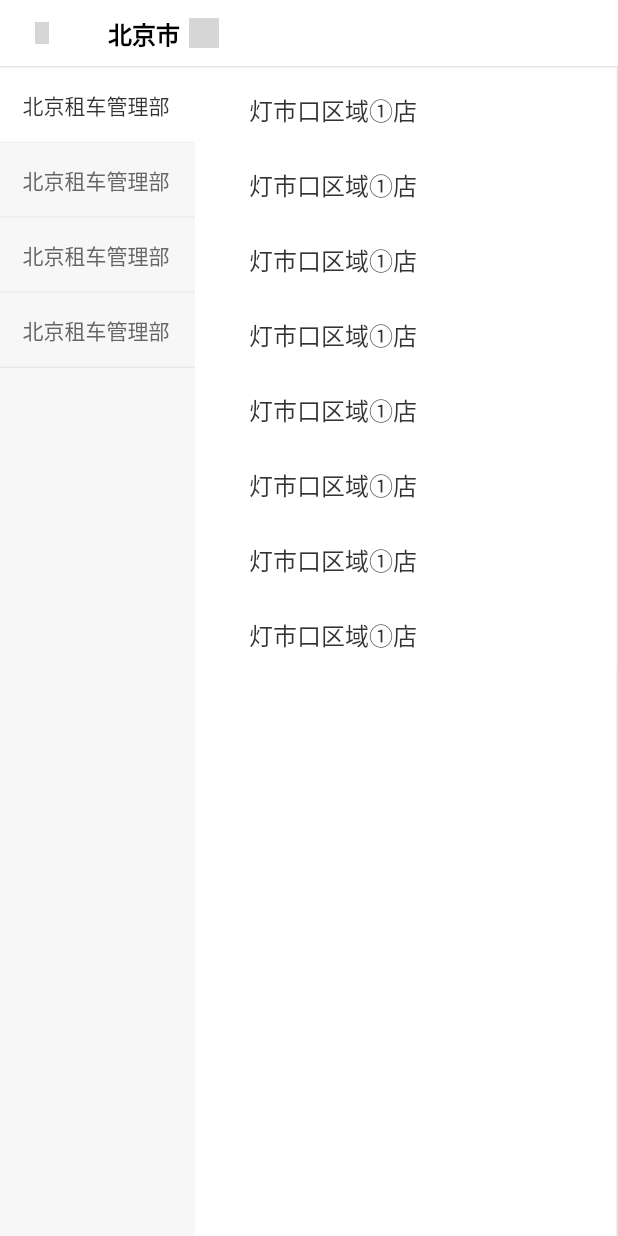
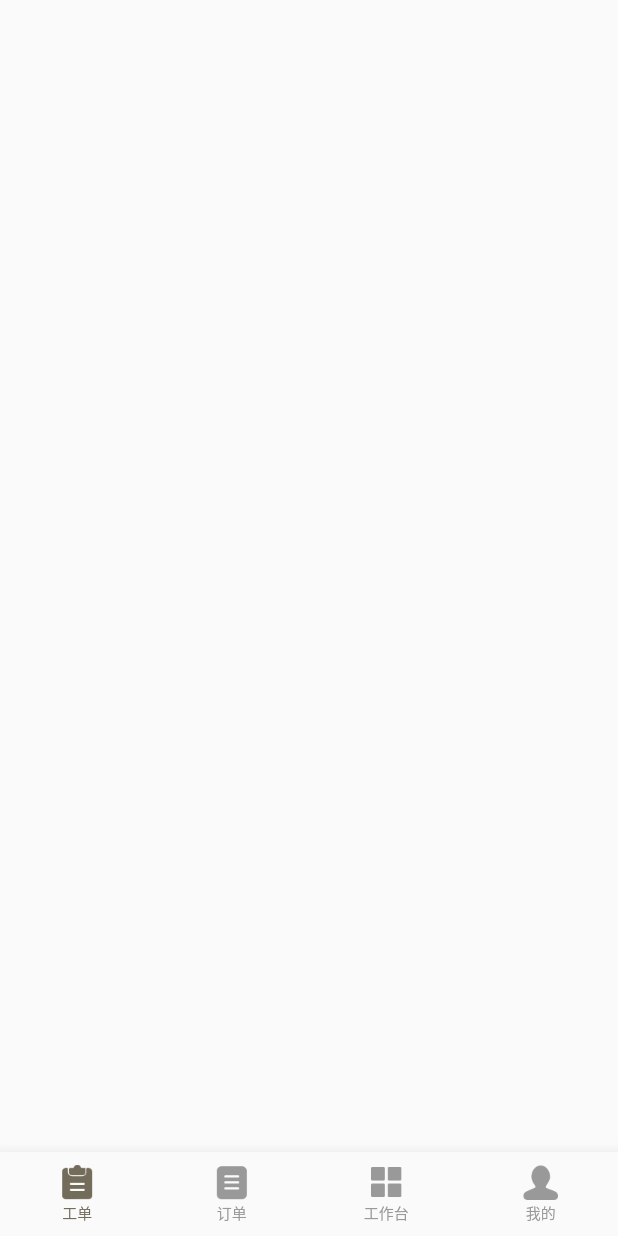
Before and after one commit to AnleSu/flutter_city_select, a Flutter app: the SelectAreaPage screen opened directly, after a tap on "灯市口区域①店", on a phone screen of 412 x 824 dp. Run offline on Flutter 3.47's test engine with Material 2 defaults, Android fonts, the phone set to English and light mode, and no system bars; missing offline and left inert: flustars; grey boxes are pictures that could not be loaded.

Commit message:
添加首页 四个tabbar页面的类

```diff
--- a/lib/pages/select_area_page.dart
+++ b/lib/pages/area_list/select_area_page.dart
@@ -1,15 +1,24 @@
 import 'package:flutter/cupertino.dart';
 import 'package:flutter/material.dart';
-import '../widgets/navigator_bar.dart';
-import 'area_list/area_list_model.dart';
-import 'select_city_page.dart';
+import '../../widgets/navigator_bar.dart';
+import 'area_list_model.dart';
+import '../city_list/select_city_page.dart';
+import '../home_tabbar/home_page.dart';
+
+typedef AreaSelectedCallback = void Function(DeptList deptList);
 
 class SelectAreaPage extends StatefulWidget {
+  AreaSelectedCallback callback;
+
+  SelectAreaPage({this.callback});
+
   @override
   _SelectAreaPageState createState() => _SelectAreaPageState();
 }
 
 class _SelectAreaPageState extends State<SelectAreaPage> {
+  String cityName = '北京市';
+
   @override
   void initState() {
     // TODO: implement initState
@@ -23,7 +32,13 @@ class _SelectAreaPageState extends State<SelectAreaPage> {
         titleWidget: InkWell(
           onTap: () {
             Navigator.push(context, MaterialPageRoute(builder: (context) {
-              return SelectCityPage();
+              return SelectCityPage(
+                callback: (selectedCityName) {
+                  setState(() {
+                    cityName = selectedCityName;
+                  });
+                },
+              );
             }));
           },
           child: Row(
@@ -31,7 +46,7 @@ class _SelectAreaPageState extends State<SelectAreaPage> {
             mainAxisSize: MainAxisSize.min,
             children: <Widget>[
               Text(
-                '北京市',
+                cityName,
                 textAlign: TextAlign.center,
                 style: TextStyle(
                     fontSize: 16,
@@ -58,11 +73,19 @@ class _SelectAreaPageState extends State<SelectAreaPage> {
               callback: (index) {
                 print(index);
               },
+            ),
+            RightDeptList(
+              callback: (index) {
+//                widget.callback(deptlist);
+                print('area right selected index is ' + index.toString());
+                Navigator.push(context, MaterialPageRoute(builder: (context) {
+                  return HomePage(
 
+                  );
+                }));
+
+              },
             ),
-            RightDeptList(callback: (index) {
-              print(index);
-            },),
           ],
         ),
       ),
@@ -72,8 +95,10 @@ class _SelectAreaPageState extends State<SelectAreaPage> {
 
 //左侧导航
 class LeftCategoryNav extends StatefulWidget {
+  final Function callback;
+
   LeftCategoryNav({Key key, this.callback}) : super(key: key);
-  final Function callback;
+
 
   @override
   _LeftCategoryNavState createState() => _LeftCategoryNavState();
@@ -92,8 +117,7 @@ class _LeftCategoryNavState extends State<LeftCategoryNav> {
   Widget build(BuildContext context) {
     return Container(
       width: 130,
-      decoration: BoxDecoration(
-          color: Color(0xFFF7F7F7)
+      decoration: BoxDecoration(color: Color(0xFFF7F7F7)
 //          border: Border(right: BorderSide(width: 1, color: Colors.black12))
           ),
       child: ListView.builder(
@@ -141,26 +165,6 @@ class RightDeptList extends StatelessWidget {
 
   @override
   Widget build(BuildContext context) {
-    // TODO: implement build
-    return Expanded(
-      child: Container(
-        width: 245,
-        decoration: BoxDecoration(
-            border: Border(right: BorderSide(width: 1, color: Colors.black12)),
-            color: Colors.white
-        ),
-
-        child: ListView.builder(
-//        itemCount: list.length,
-          itemCount: 8,
-          itemBuilder: (BuildContext context, int index) {
-            return _rightInkWell(index);
-          },
-        ),
-      ),
-    );
-    ;
-  }
 
     Widget _rightInkWell(index) {
       bool isClick = false;
@@ -168,10 +172,13 @@ class RightDeptList extends StatelessWidget {
       return InkWell(
         onTap: () {
           this.callback(index);
+
         },
         child: Container(
           height: 50,
-        padding: EdgeInsets.only(left: 20,),
+          padding: EdgeInsets.only(
+            left: 20,
+          ),
           decoration: BoxDecoration(
             color: Colors.white,
 //          border: Border(bottom: BorderSide(width: 1, color: Colors.black12)),
@@ -198,4 +205,25 @@ class RightDeptList extends StatelessWidget {
         ),
       );
     }
+
+    // TODO: implement build
+    return Expanded(
+      child: Container(
+        width: 245,
+        decoration: BoxDecoration(
+            border: Border(right: BorderSide(width: 1, color: Colors.black12)),
+            color: Colors.white),
+        child: ListView.builder(
+//        itemCount: list.length,
+          itemCount: 8,
+          itemBuilder: (BuildContext context, int index) {
+            return _rightInkWell(index);
+          },
+        ),
+      ),
+    );
+    ;
   }
+
+
+}
--- /dev/null
+++ b/lib/pages/home_tabbar/home_page.dart
@@ -0,0 +1,80 @@
+import 'package:flutter/material.dart';
+import '../issue_list/issue_list_page.dart';
+import '../order_list/order_list_page.dart';
+import '../working_table/working_table_page.dart';
+import '../my_profile/my_profile_page.dart';
+import 'package:flustars/flustars.dart';
+
+class HomePage extends StatefulWidget {
+  @override
+  _HomePageState createState() => _HomePageState();
+}
+
+class _HomePageState extends State<HomePage> {
+  final List<BottomNavigationBarItem> bottomTabs = [
+    BottomNavigationBarItem(icon: ImageIcon(AssetImage('assets/image/home_task_selected.png')),
+      title: Text('工单'),
+    ),
+    BottomNavigationBarItem(icon: ImageIcon(AssetImage('assets/image/home_order_selected.png')),
+      title: Text('订单'),
+    ),
+    BottomNavigationBarItem(icon: ImageIcon(AssetImage('assets/image/home_worktable_selected.png')),
+      title: Text('工作台'),
+    ),
+    BottomNavigationBarItem(icon: ImageIcon(AssetImage('assets/image/home_mine_selected.png')),
+      title: Text('我的'),
+    ),
+
+  ];
+  final List<Widget> tabBodies = [
+    IssueListPage(),
+    OrderListPage(),
+    WorkingTabelPage(),
+    MyProfilePage(),
+
+  ];
+
+  int currentIndex = 0;
+
+  var currentPage;
+
+  @override
+  void initState() {
+    super.initState();
+    currentPage = tabBodies[currentIndex];
+  }
+
+  @override
+  Widget build(BuildContext context) {
+
+    return Scaffold(
+//      backgroundColor: Color.fromRGBO(244, 245, 245, 1.0),
+      bottomNavigationBar: BottomNavigationBar(
+        showUnselectedLabels: true,
+        selectedItemColor: Color(0xFF746C5B),
+        unselectedItemColor: Color(0xFF999999),
+        selectedLabelStyle: TextStyle(
+          fontSize: 10,
+          color: Color(0xFF333333)
+        ),
+        unselectedLabelStyle:TextStyle(
+            fontSize: 10,
+            color: Color(0xFF999999)
+        ),
+        type: BottomNavigationBarType.fixed,//3个以上才有效果
+        currentIndex: currentIndex,
+        items: bottomTabs,
+        onTap: (i) {
+          setState(() {
+            currentIndex = i;
+            currentPage = tabBodies[currentIndex];
+          });
+        },
+      ),
+      body: IndexedStack(//保持页面状态 需要用这个  在每个子页面中混入 AutomaticKeepAliveClientMixin  重写wantKeepAlive true
+        index: currentIndex,
+        children: tabBodies,
+      ),
+    );
+  }
+}
--- /dev/null
+++ b/lib/pages/issue_list/issue_list_page.dart
@@ -0,0 +1,13 @@
+import 'package:flutter/material.dart';
+
+class IssueListPage extends StatefulWidget {
+  @override
+  _IssueListPageState createState() => _IssueListPageState();
+}
+
+class _IssueListPageState extends State<IssueListPage> {
+  @override
+  Widget build(BuildContext context) {
+    return Container();
+  }
+}
--- /dev/null
+++ b/lib/pages/my_profile/my_profile_page.dart
@@ -0,0 +1,13 @@
+import 'package:flutter/material.dart';
+
+class MyProfilePage extends StatefulWidget {
+  @override
+  _MyProfilePageState createState() => _MyProfilePageState();
+}
+
+class _MyProfilePageState extends State<MyProfilePage> {
+  @override
+  Widget build(BuildContext context) {
+    return Container();
+  }
+}
--- /dev/null
+++ b/lib/pages/order_list/order_list_page.dart
@@ -0,0 +1,13 @@
+import 'package:flutter/material.dart';
+
+class OrderListPage extends StatefulWidget {
+  @override
+  _OrderListPageState createState() => _OrderListPageState();
+}
+
+class _OrderListPageState extends State<OrderListPage> {
+  @override
+  Widget build(BuildContext context) {
+    return Container();
+  }
+}
--- /dev/null
+++ b/lib/pages/splash_page.dart
@@ -0,0 +1 @@
+//引导图
--- /dev/null
+++ b/lib/pages/working_table/working_table_page.dart
@@ -0,0 +1,13 @@
+import 'package:flutter/material.dart';
+
+class WorkingTabelPage extends StatefulWidget {
+  @override
+  _WorkingTabelPageState createState() => _WorkingTabelPageState();
+}
+
+class _WorkingTabelPageState extends State<WorkingTabelPage> {
+  @override
+  Widget build(BuildContext context) {
+    return Container();
+  }
+}
```
Also changed, not shown: lib/main.dart (+10 -29 lines), lib/pages/city_list/city_list_widget.dart (+17 -10 lines), lib/pages/city_list/select_city_page.dart (renamed from lib/pages/select_city_page.dart, +12 -4 lines), pubspec.yaml (+7 -1 lines), assets/image/2.0x/home_mine_selected.png (added), assets/image/2.0x/home_order_selected.png (added), assets/image/2.0x/home_task_selected.png (added), assets/image/2.0x/home_worktable_selected.png (added), assets/image/3.0x/home_mine_selected.png (added), assets/image/3.0x/home_order_selected.png (added), assets/image/3.0x/home_task_selected.png (added), assets/image/3.0x/home_worktable_selected.png (added), pubspec.lock. Lines whose indentation alone changed are shown as unchanged.
